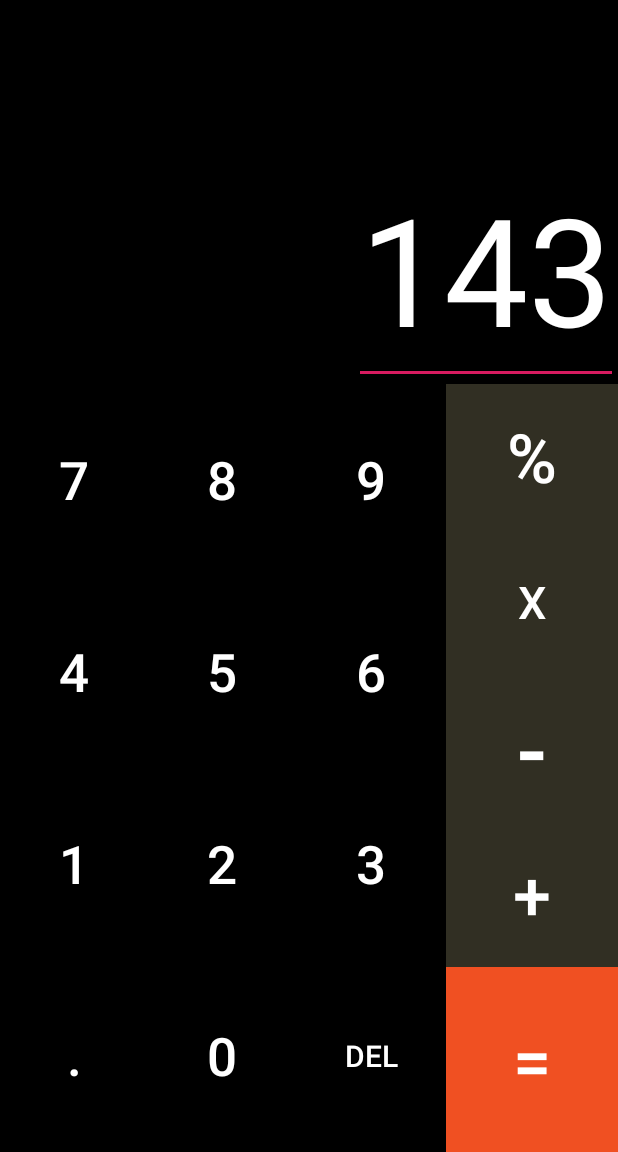
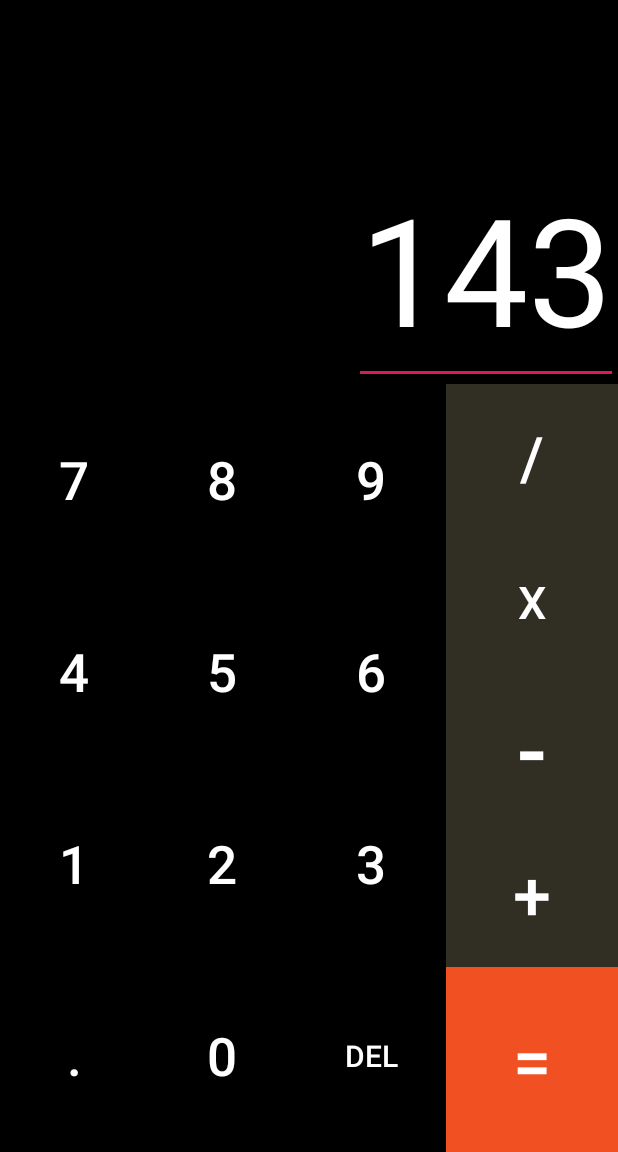
Before and after one commit to SkytranX/CalculatorApp, an Android app: the screen it shows after launch (Calc_Activity), on a phone screen of 412 x 824 dp, the part 84-1236 px from its top. Run offline under Robolectric (Android 15) with nearby library versions, the phone set to English and light mode, and no system bars.

```diff
--- a/app/src/main/res/layout/calc_sceen.xml
+++ b/app/src/main/res/layout/calc_sceen.xml
@@ -50,6 +50,7 @@
                android:text="7"
                android:textSize="35sp"
                android:textColor="@color/white"
+                     android:id="@+id/n7"
                />
                 <Button
                android:layout_width="0dp"
@@ -59,6 +60,7 @@
                android:text="8"
                android:textSize="35sp"
                android:textColor="@color/white"
+                    android:id="@+id/n8"
                />
                 <Button
                android:layout_width="0dp"
@@ -68,6 +70,7 @@
                android:text="9"
                android:textSize="35sp"
                android:textColor="@color/white"
+                    android:id="@+id/n9"
                />
 
             </LinearLayout>
@@ -85,7 +88,9 @@
                android:text="4"
                android:textSize="35sp"
                android:textColor="@color/white"
+               android:id="@+id/n4"
                />
+
                 <Button
                android:layout_width="0dp"
                android:layout_height="match_parent"
@@ -94,15 +99,18 @@
                android:text="5"
                android:textSize="35sp"
                android:textColor="@color/white"
+                    android:id="@+id/n5"
                />
+
                 <Button
                     android:layout_width="0dp"
                     android:layout_height="match_parent"
                     android:layout_weight="1"
                     android:background="@color/black"
                     android:text="6"
+                    android:textColor="@color/white"
                     android:textSize="35sp"
-               android:textColor="@color/white"
+                    android:id="@+id/n6"
                     />
 
             </LinearLayout>
@@ -120,6 +128,7 @@
                android:text="1"
                android:textSize="35sp"
                android:textColor="@color/white"
+               android:id="@+id/n1"
                      />
                 <Button
                android:layout_width="0dp"
@@ -129,6 +138,7 @@
                android:text="2"
                android:textSize="35sp"
                android:textColor="@color/white"
+               android:id="@+id/n2"
                />
                 <Button
                android:layout_width="0dp"
@@ -138,6 +148,7 @@
                android:text="3"
                android:textSize="35sp"
                android:textColor="@color/white"
+               android:id="@+id/n3"
                />
 
             </LinearLayout>
@@ -155,6 +166,7 @@
                android:text="."
                android:textSize="35sp"
                android:textColor="@color/white"
+               android:id="@+id/nDot"
                />
                 <Button
                android:layout_width="0dp"
@@ -164,6 +176,7 @@
                android:text="0"
                android:textSize="35sp"
                android:textColor="@color/white"
+               android:id="@+id/n0"
                />
                 <Button
                android:layout_width="0dp"
@@ -173,6 +186,7 @@
                android:text="DEL"
                android:textSize="20sp"
                android:textColor="@color/white"
+               android:id="@+id/nDEL"
                />
 
             </LinearLayout>
@@ -190,9 +204,10 @@
                 android:layout_height="0dp"
                 android:layout_weight=".95"
                 android:background="@color/grey"
-                android:text="%"
-                android:textSize="45sp"
+                android:text="/"
+                android:textSize="40sp"
                 android:textColor="@color/white"
+                android:id="@+id/nDiv"
                 />
             <Button
                 android:layout_width="match_parent"
@@ -202,6 +217,7 @@
                 android:text="x"
                 android:textSize="30sp"
                 android:textColor="@color/white"
+                android:id="@+id/nProd"
                 />
             <Button
                 android:layout_width="match_parent"
@@ -211,6 +227,7 @@
                 android:text="-"
                 android:textSize="60sp"
                 android:textColor="@color/white"
+                android:id="@+id/nMin"
                 />
             <Button
                 android:layout_width="match_parent"
@@ -220,6 +237,7 @@
                 android:text="+"
                 android:textSize="45sp"
                 android:textColor="@color/white"
+                android:id="@+id/nAdd"
                 />
             <Button
                 android:layout_width="match_parent"
@@ -229,6 +247,7 @@
                 android:text="="
                 android:textSize="45sp"
                 android:textColor="@color/white"
+                android:id="@+id/nEqual"
                 />
 
         </LinearLayout>
```
Lines whose indentation alone changed are shown as unchanged.
